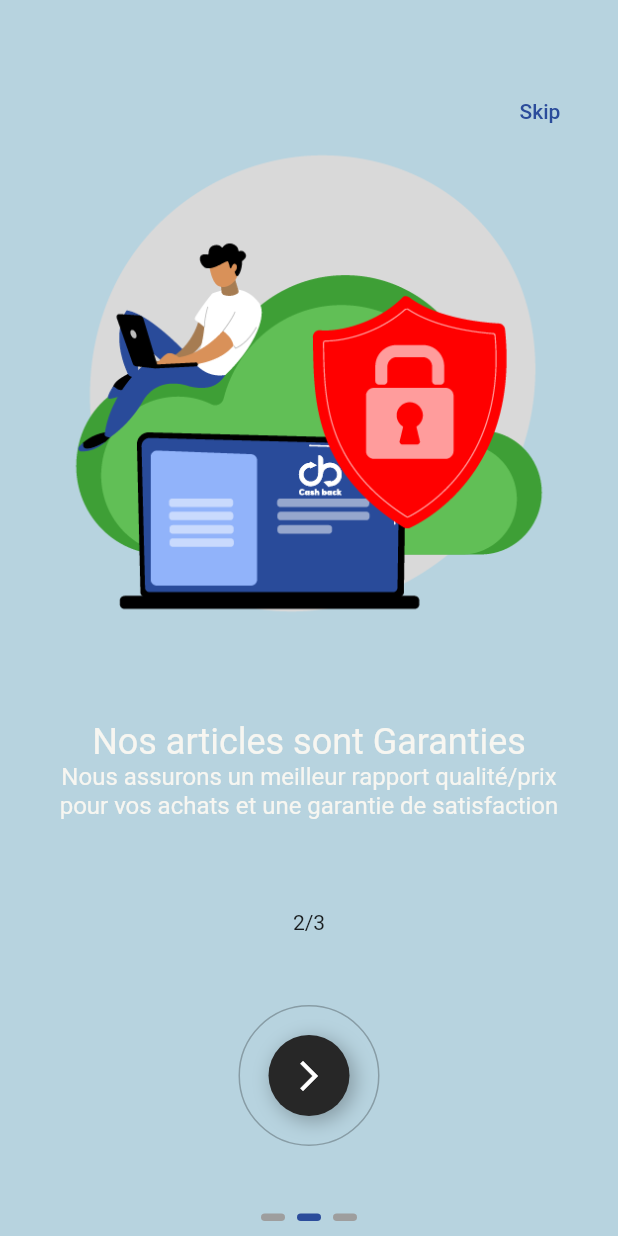
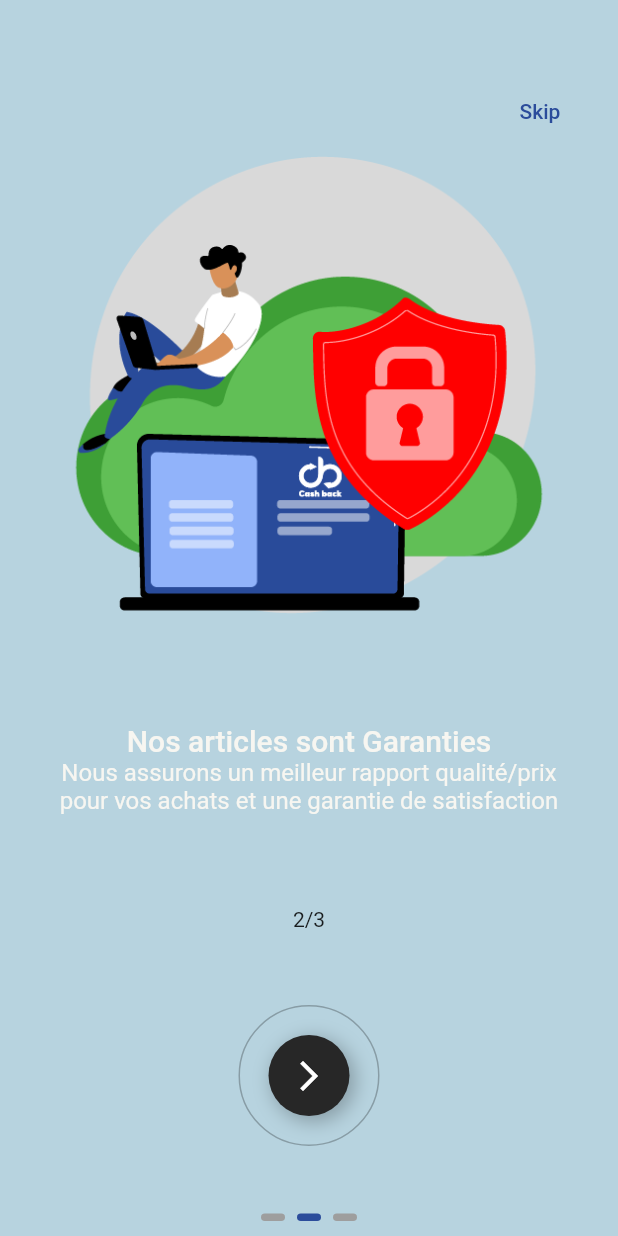
Before and after one commit to lylilee1/cashBack_Project, a Flutter app: the screen it shows after launch, after a tap on the "arrow forward ios" icon, on a phone screen of 412 x 824 dp. Run offline on Flutter 3.47's test engine with Material 2 defaults, Android fonts, the phone set to English and light mode, and no system bars; drawn by our look-alikes of liquid_swipe, smooth_page_indicator; our stand-ins replace get, google_fonts; missing offline and left inert: splash_screen_with_animation.

Commit message:
Initial commit

```diff
--- a/lib/src/constants/colors.dart
+++ b/lib/src/constants/colors.dart
@@ -25,6 +25,7 @@ class CbColors{
 
 
   static const cbWhiteColor                 = Color(0xFFF7F6F1);
+  static const cbDarkColor                  = Color(0xFF000000);
   static const cbBlueColor                  = Color(0xFF2B4C9B);
   static const cbSecondaryColor             = Color(0xFF272727);
 
@@ -35,9 +36,9 @@ class CbColors{
 
 
 // -- onBoarding Screen Colors
-  static const cbOnBoardingPage1Color      = Color(0xFFF7F6F1);
+  static const cbOnBoardingPage1Color      = Color(0xFFD6EFED);
   static const cbOnBoardingPage2Color      = Color(0xFFB7D3DF);
-  static const cbOnBoardingPage3Color      = Color(0xFF90C8AC);
+  static const cbOnBoardingPage3Color      = Color(0xFF94C0D0);
 
 
 }
--- a/lib/src/constants/image_strings.dart
+++ b/lib/src/constants/image_strings.dart
@@ -33,6 +33,15 @@ class CbImageStrings{
   static const String cbOnBoardingImage3   = "assets/images/on_boarding_images/on-boarding-image3.png";
 
 
+// -- Login Screen Images
+  static const String cbLoginScreenImage1   = "assets/images/on_boarding_images/onboarding1.png";
+  static const String cbGoogleLogoImage   = "assets/images/on_boarding_images/onboarding1.png";
+
+
+// -- Welcome Screen Images
+  static const String cbWelcomeScreenImage1   = "assets/images/on_boarding_images/onboarding1.png";
+
+
   // -- svg Images
   static const String cbSvgArrow   = "./assets/images/svg/arrow.svg";
   static const String cbSvgBank    = "./assets/images/svg/bank.svg";
--- a/lib/src/features/authentication/screens/onboarding/on_boarding_page_widget.dart
+++ b/lib/src/features/authentication/screens/onboarding/on_boarding_page_widget.dart
@@ -26,7 +26,7 @@ class onBoardingPageWidget extends StatelessWidget {
               children: [
                 Text(
                     model.title,
-                    style: Theme.of(context).textTheme.headline5!.copyWith(
+                    style: Theme.of(context).textTheme.headline6!.copyWith(
                       color: model.textColor,
                     )
                 ),
--- a/lib/src/features/authentication/screens/onboarding/on_boarding_screen.dart
+++ b/lib/src/features/authentication/screens/onboarding/on_boarding_screen.dart
@@ -3,6 +3,7 @@ import 'package:cashback/src/constants/image_strings.dart';
 import 'package:cashback/src/constants/sizes.dart';
 import 'package:cashback/src/constants/text_strings.dart';
 import 'package:cashback/src/features/authentication/models/onboarding_screen_model.dart';
+import 'package:cashback/src/features/authentication/screens/login/login_screen.dart';
 import 'package:flutter/material.dart';
 import 'package:liquid_swipe/liquid_swipe.dart';
 import 'package:smooth_page_indicator/smooth_page_indicator.dart';
@@ -34,8 +35,7 @@ class _OnBoardingScreenState extends State<OnBoardingScreen> {
         bgColor: CbColors.cbOnBoardingPage1Color,
         textColor: CbColors.cbBlueColor,
         height: size.height,
-          )
-      ),
+      )),
       onBoardingPageWidget(
           model: OnBoardingModel(
         image: CbImageStrings.cbOnBoardingImage1,
@@ -45,8 +45,7 @@ class _OnBoardingScreenState extends State<OnBoardingScreen> {
         bgColor: CbColors.cbOnBoardingPage2Color,
         textColor: CbColors.cbWhiteColor,
         height: size.height,
-          )
-      ),
+      )),
       onBoardingPageWidget(
           model: OnBoardingModel(
         image: CbImageStrings.cbOnBoardingImage2,
@@ -56,8 +55,7 @@ class _OnBoardingScreenState extends State<OnBoardingScreen> {
         bgColor: CbColors.cbOnBoardingPage3Color,
         textColor: CbColors.cbWhiteColor,
         height: size.height,
-          )
-      ),
+      )),
     ];
 
     return Scaffold(
@@ -73,9 +71,17 @@ class _OnBoardingScreenState extends State<OnBoardingScreen> {
           Positioned(
             bottom: 60.0,
             child: OutlinedButton(
-                onPressed: (){
+              onPressed: () {
+                if (currentPage == 2) {
+                  //Navigator.pushNamed(context, '/login_screen');
+                  Navigator.pushReplacement(context, MaterialPageRoute(builder: (context) => const LoginScreen(),));
+                } else {
                   int nextPage = controller.currentPage + 1;
-                  controller.animateToPage(page: nextPage, duration: 500);
+                  controller.animateToPage(
+                    page: nextPage,
+                    duration: 500,
+                  );
+                }
               },
               style: ElevatedButton.styleFrom(
                 side: const BorderSide(
@@ -109,7 +115,10 @@ class _OnBoardingScreenState extends State<OnBoardingScreen> {
             right: 20,
             child: TextButton(
               onPressed: () => controller.jumpToPage(page: 2),
-                child: const Text('Skip', style: TextStyle(color: CbColors.cbBlueColor),),
+              child: const Text(
+                'Skip',
+                style: TextStyle(color: CbColors.cbBlueColor),
+              ),
             ),
           ),
           //page indicator
@@ -122,10 +131,10 @@ class _OnBoardingScreenState extends State<OnBoardingScreen> {
                 activeDotColor: CbColors.cbBlueColor,
                 dotHeight: 5.0,
               ),
-            )
-          )
+            ),
+          ),
         ],
-      )
+      ),
     );
   }
 
```
Also changed, not shown: lib/src/features/authentication/screens/login/login_screen.dart (added, +67 -0 lines), lib/src/utils/theme/theme.dart (+6 -6 lines), lib/src/utils/theme/theme/widget_themes/text_theme.dart (added, +28 -0 lines). Lines whose indentation alone changed are shown as unchanged.
